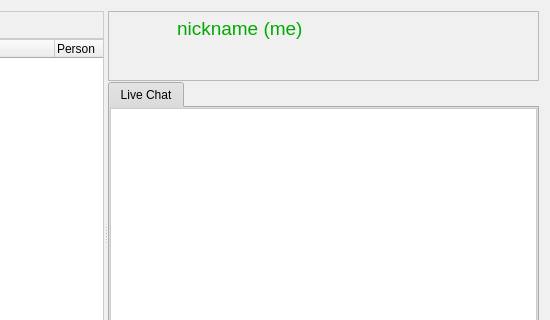
Above: retroshare-gui/src/gui/PeersDialog.ui from RetroShare/RetroShare before the change; both pictures show x 157 to 707 and y 0 to 320 of the 707 by 467 pixel window. Below: the same form after it.
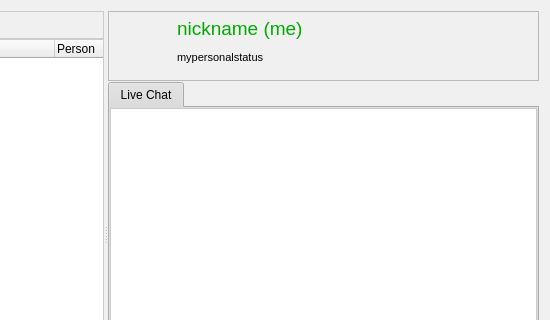
That is the form after the change. Icons and pictures are not drawn.

```diff
--- a/retroshare-gui/src/gui/PeersDialog.ui
+++ b/retroshare-gui/src/gui/PeersDialog.ui
@@ -758,6 +758,17 @@
               </property>
              </widget>
             </item>
+            <item>
+             <widget class="QLabel" name="mypersonalstatuslabel">
+              <property name="text">
+               <string>&lt;!DOCTYPE HTML PUBLIC &quot;-//W3C//DTD HTML 4.0//EN&quot; &quot;http://www.w3.org/TR/REC-html40/strict.dtd&quot;&gt;
+&lt;html&gt;&lt;head&gt;&lt;meta name=&quot;qrichtext&quot; content=&quot;1&quot; /&gt;&lt;style type=&quot;text/css&quot;&gt;
+p, li { white-space: pre-wrap; }
+&lt;/style&gt;&lt;/head&gt;&lt;body style=&quot; font-family:'MS Shell Dlg 2'; font-size:8.25pt; font-weight:400; font-style:normal;&quot;&gt;
+&lt;p style=&quot; margin-top:0px; margin-bottom:0px; margin-left:0px; margin-right:0px; -qt-block-indent:0; text-indent:0px;&quot;&gt;&lt;span style=&quot; font-size:8pt;&quot;&gt;mypersonalstatus&lt;/span&gt;&lt;/p&gt;&lt;/body&gt;&lt;/html&gt;</string>
+              </property>
+             </widget>
+            </item>
             <item>
              <spacer name="verticalSpacer">
               <property name="orientation">
```
